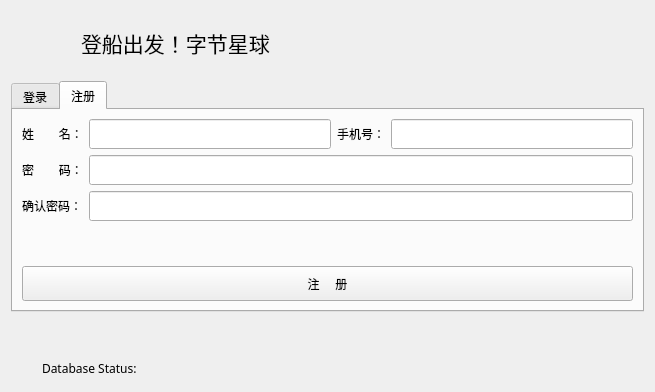
Old version of the form formLogin.ui in the repository csthenry/weplanet-desktop.
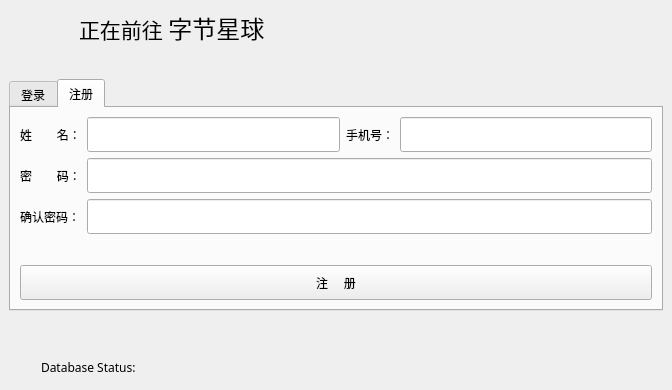
New version of the form. The open tabs and pages were chosen to show the change.

What changed in the file:
```diff
--- a/formLogin.ui
+++ b/formLogin.ui
@@ -6,8 +6,8 @@
    <rect>
     <x>0</x>
     <y>0</y>
-    <width>655</width>
-    <height>392</height>
+    <width>672</width>
+    <height>390</height>
    </rect>
   </property>
   <property name="font">
@@ -18,9 +18,15 @@
   <property name="windowTitle">
    <string>Form</string>
   </property>
-  <layout class="QGridLayout" name="gridLayout_4">
-   <item row="0" column="0">
     <widget class="QLabel" name="mainIcon">
+   <property name="geometry">
+    <rect>
+     <x>9</x>
+     <y>9</y>
+     <width>64</width>
+     <height>64</height>
+    </rect>
+   </property>
      <property name="minimumSize">
       <size>
        <width>64</width>
@@ -37,9 +43,15 @@
       <string/>
      </property>
     </widget>
-   </item>
-   <item row="0" column="1" colspan="2">
     <widget class="QLabel" name="label">
+   <property name="geometry">
+    <rect>
+     <x>79</x>
+     <y>9</y>
+     <width>236</width>
+     <height>39</height>
+    </rect>
+   </property>
      <property name="font">
       <font>
        <family>微软雅黑</family>
@@ -49,12 +61,18 @@
       </font>
      </property>
      <property name="text">
-      <string>&lt;html&gt;&lt;head/&gt;&lt;body&gt;&lt;p&gt;登船出发！字节星球&lt;/p&gt;&lt;/body&gt;&lt;/html&gt;</string>
-     </property>
-    </widget>
-   </item>
-   <item row="1" column="0" colspan="3">
+    <string>&lt;html&gt;&lt;head/&gt;&lt;body&gt;&lt;p&gt;正在前往  &lt;span style=&quot; font-size:18pt;&quot;&gt;字节星球&lt;/span&gt;&lt;/p&gt;&lt;/body&gt;&lt;/html&gt;</string>
+   </property>
+  </widget>
     <widget class="QTabWidget" name="tabWidget">
+   <property name="geometry">
+    <rect>
+     <x>9</x>
+     <y>79</y>
+     <width>654</width>
+     <height>232</height>
+    </rect>
+   </property>
      <property name="font">
       <font>
        <family>微软雅黑</family>
@@ -216,7 +234,7 @@
          <property name="minimumSize">
           <size>
            <width>0</width>
-           <height>30</height>
+         <height>35</height>
           </size>
          </property>
          <property name="maximumSize">
@@ -235,7 +253,7 @@
          <property name="minimumSize">
           <size>
            <width>0</width>
-           <height>30</height>
+         <height>35</height>
           </size>
          </property>
          <property name="maximumSize">
@@ -257,7 +275,7 @@
          <property name="minimumSize">
           <size>
            <width>0</width>
-           <height>30</height>
+         <height>35</height>
           </size>
          </property>
          <property name="maximumSize">
@@ -273,6 +291,12 @@
        </item>
        <item row="3" column="0">
         <widget class="QLabel" name="label_12">
+       <property name="minimumSize">
+        <size>
+         <width>0</width>
+         <height>35</height>
+        </size>
+       </property>
          <property name="text">
           <string>确认密码：</string>
          </property>
@@ -280,6 +304,12 @@
        </item>
        <item row="2" column="0">
         <widget class="QLabel" name="label_7">
+       <property name="minimumSize">
+        <size>
+         <width>0</width>
+         <height>35</height>
+        </size>
+       </property>
          <property name="text">
           <string>密        码：</string>
          </property>
@@ -290,7 +320,7 @@
          <property name="minimumSize">
           <size>
            <width>0</width>
-           <height>30</height>
+         <height>35</height>
           </size>
          </property>
          <property name="maximumSize">
@@ -309,6 +339,12 @@
        </item>
        <item row="0" column="0" rowspan="2">
         <widget class="QLabel" name="label_6">
+       <property name="minimumSize">
+        <size>
+         <width>0</width>
+         <height>35</height>
+        </size>
+       </property>
          <property name="text">
           <string>姓        名：</string>
          </property>
@@ -316,6 +352,12 @@
        </item>
        <item row="0" column="2" rowspan="2" colspan="2">
         <widget class="QLabel" name="label_11">
+       <property name="minimumSize">
+        <size>
+         <width>0</width>
+         <height>35</height>
+        </size>
+       </property>
          <property name="text">
           <string>手机号：</string>
          </property>
@@ -350,46 +392,18 @@
       </layout>
      </widget>
     </widget>
-   </item>
-   <item row="2" column="0" colspan="2">
-    <spacer name="verticalSpacer">
-     <property name="orientation">
-      <enum>Qt::Vertical</enum>
-     </property>
-     <property name="sizeHint" stdset="0">
-      <size>
-       <width>20</width>
-       <height>55</height>
-      </size>
-     </property>
-    </spacer>
-   </item>
-   <item row="3" column="0" colspan="2">
-    <layout class="QHBoxLayout" name="horizontalLayout">
-     <item>
-      <widget class="QLabel" name="labelIcon">
-       <property name="minimumSize">
-        <size>
-         <width>25</width>
-         <height>25</height>
-        </size>
-       </property>
-       <property name="maximumSize">
-        <size>
-         <width>25</width>
-         <height>25</height>
-        </size>
-       </property>
-       <property name="text">
-        <string/>
-       </property>
-      </widget>
-     </item>
-     <item>
       <widget class="QLabel" name="labelStatus">
+   <property name="geometry">
+    <rect>
+     <x>41</x>
+     <y>355</y>
+     <width>621</width>
+     <height>25</height>
+    </rect>
+   </property>
        <property name="minimumSize">
         <size>
-         <width>300</width>
+     <width>621</width>
          <height>0</height>
         </size>
        </property>
@@ -403,23 +417,31 @@
         <string>Database Status:</string>
        </property>
       </widget>
-     </item>
-    </layout>
-   </item>
-   <item row="3" column="2">
-    <spacer name="horizontalSpacer">
-     <property name="orientation">
-      <enum>Qt::Horizontal</enum>
-     </property>
-     <property name="sizeHint" stdset="0">
+  <widget class="QLabel" name="labelIcon">
+   <property name="geometry">
+    <rect>
+     <x>10</x>
+     <y>355</y>
+     <width>25</width>
+     <height>25</height>
+    </rect>
+   </property>
+   <property name="minimumSize">
       <size>
-       <width>287</width>
-       <height>20</height>
-      </size>
-     </property>
-    </spacer>
-   </item>
-  </layout>
+     <width>25</width>
+     <height>25</height>
+    </size>
+   </property>
+   <property name="maximumSize">
+    <size>
+     <width>25</width>
+     <height>25</height>
+    </size>
+   </property>
+   <property name="text">
+    <string/>
+   </property>
+  </widget>
  </widget>
  <resources/>
  <connections/>
```
Left out of the diff: 2 changed lines with no effect on the pictures. Lines whose indentation alone changed are shown as unchanged.
